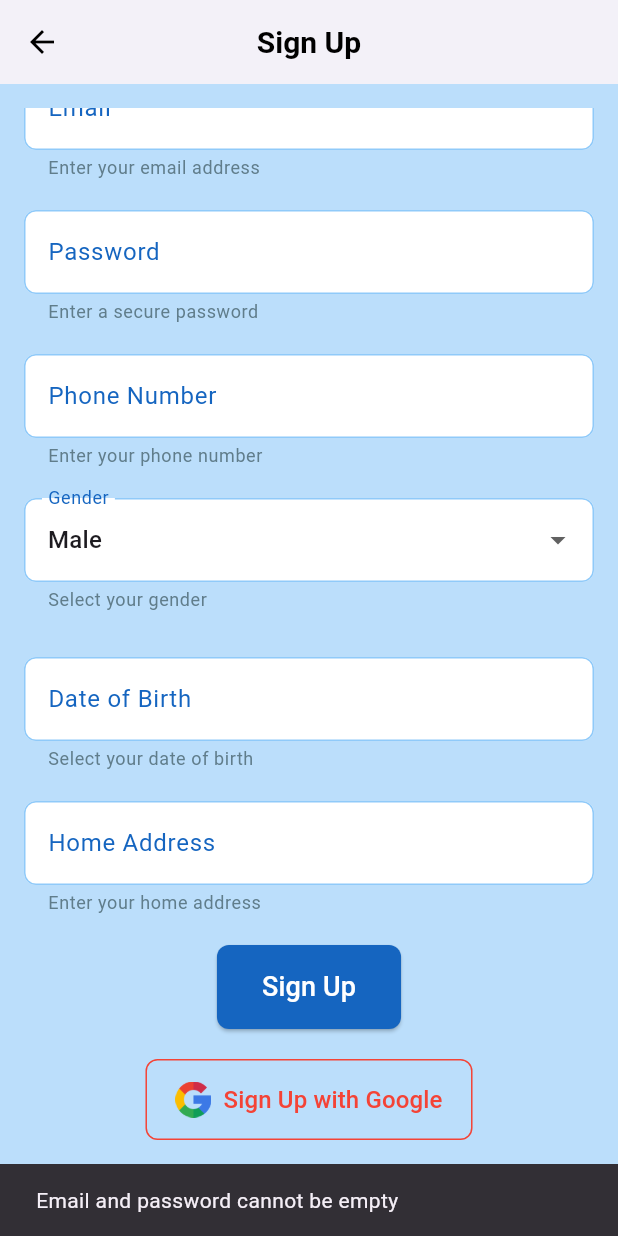
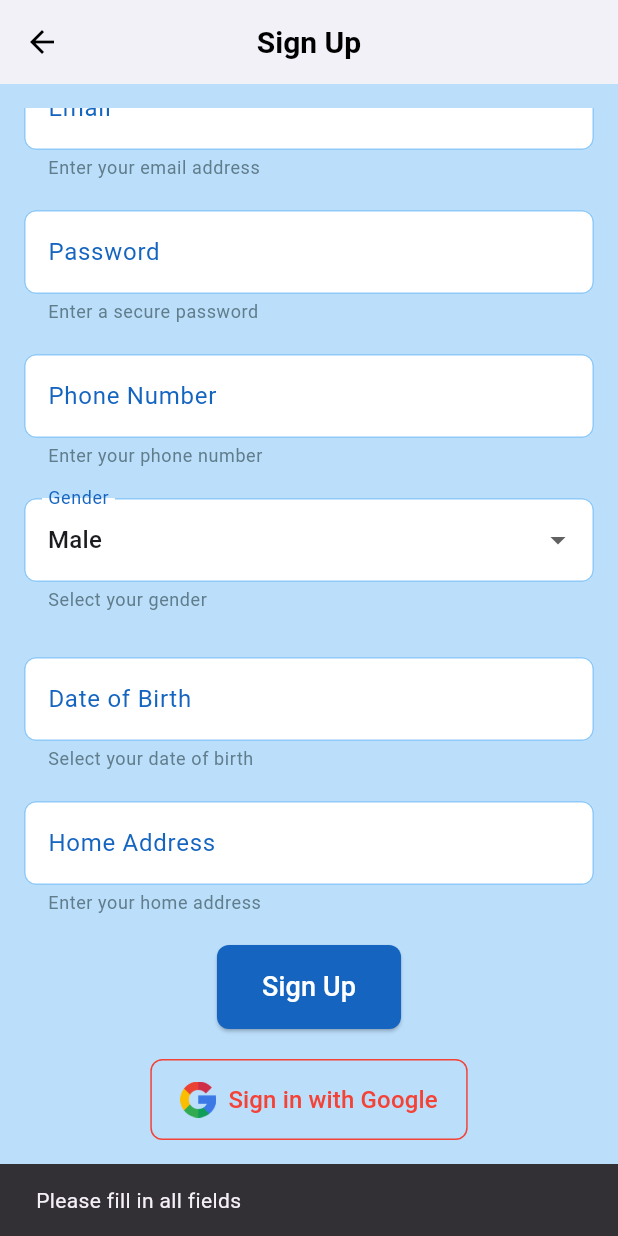
Before and after one commit to Inzamam20/mokabela, a Flutter app: the SignUpPage screen opened by its route, scrolled down 210 dp, after a tap on "Sign Up", on a phone screen of 412 x 824 dp. Run offline on Flutter 3.47's test engine with Material 3 defaults, Android fonts, the phone set to English and light mode, and no system bars; our stand-ins replace flutter_dotenv, google_sign_in, supabase_flutter; accounts and stored records are empty.

Commit message:
Basic Signup with Supabase

```diff
--- a/lib/pages/signup_page.dart
+++ b/lib/pages/signup_page.dart
@@ -1,4 +1,9 @@
+import 'dart:io';
+
+import 'package:disaster_hackathon_app/main.dart';
 import 'package:flutter/material.dart';
+import 'package:flutter_dotenv/flutter_dotenv.dart';
+import 'package:google_sign_in/google_sign_in.dart';
 import 'package:supabase_flutter/supabase_flutter.dart';
 
 class SignUpPage extends StatefulWidget {
@@ -17,6 +22,55 @@ class _SignUpPageState extends State<SignUpPage> {
   final TextEditingController _passwordController = TextEditingController();
   final TextEditingController _phoneController = TextEditingController();
   final TextEditingController _addressController = TextEditingController();
+
+  Future<AuthResponse> signInWithGoogle() async {
+    try {
+      // Load environment variables
+      await dotenv.load();
+
+      final String iosClientId = dotenv.env['GOOGLE_IOS_CLIENT_ID']!;
+      final String androidClientId = dotenv.env['GOOGLE_ANDROID_CLIENT_ID']!;
+      final String webClientId = dotenv.env['GOOGLE_WEB_CLIENT_ID']!;
+
+      // Use the correct client ID based on the platform
+      final String clientId =
+          Platform.isAndroid ? androidClientId : iosClientId;
+
+      final GoogleSignIn googleSignIn = GoogleSignIn(
+        clientId: clientId,
+        serverClientId: webClientId,
+        scopes: [
+          'email',
+          'profile',
+        ],
+      );
+
+      final googleUser = await googleSignIn.signIn();
+      if (googleUser == null) {
+        throw Exception('Google Sign-In aborted.');
+      }
+
+      final googleAuth = await googleUser.authentication;
+      final accessToken = googleAuth.accessToken;
+      final idToken = googleAuth.idToken;
+
+      if (accessToken == null) {
+        throw Exception('No Access Token found.');
+      }
+      if (idToken == null) {
+        throw Exception('No ID Token found.');
+      }
+
+      return await supabase.auth.signInWithIdToken(
+        provider: OAuthProvider.google,
+        idToken: idToken,
+        accessToken: accessToken,
+      );
+    } catch (e) {
+      // Improved error handling logic
+      throw Exception('Google Sign-In failed: ${e.toString()}');
+    }
+  }
 
   // Method to handle date selection
   Future<void> _selectDate(BuildContext context) async {
@@ -37,59 +91,65 @@ class _SignUpPageState extends State<SignUpPage> {
   Future<void> _signUp() async {
     final email = _emailController.text.trim();
     final password = _passwordController.text.trim();
+    final name = _nameController.text.trim();
+    final phoneNo = _phoneController.text.trim();
+    final address = _addressController.text.trim();
 
-    if (email.isEmpty || password.isEmpty) {
+    // Check if any field is empty
+    if (email.isEmpty ||
+        password.isEmpty ||
+        name.isEmpty ||
+        phoneNo.isEmpty ||
+        _selectedDate == null ||
+        address.isEmpty) {
       ScaffoldMessenger.of(context).showSnackBar(
-        const SnackBar(content: Text('Email and password cannot be empty')),
+        const SnackBar(content: Text('Please fill in all fields')),
       );
       return;
     }
 
-    // Prepare data to be inserted into the `user` table
-    final userData = {
-      'email_address': email,
-      'name': _nameController.text.trim(),
-      'password': password, // Store the password (consider hashing)
-      'phone_number': _phoneController.text.trim(),
-      'gender': _selectedGender, // Store gender as text
-      'dob': _selectedDate
-          ?.toIso8601String()
-          .substring(0, 10), // Date in 'YYYY-MM-DD' format
-      'address': _addressController.text.trim(),
-      'created_at':
-          DateTime.now().toIso8601String(), // Store the current timestamp
+    final userMetaData = {
+      'name': name,
+      'phone_no': phoneNo,
+      'gender': _selectedGender,
+      'dob': _selectedDate?.toIso8601String(),
+      'address': address,
     };
 
-    // Insert the data into the `user` table
     try {
-      final response =
-          await Supabase.instance.client.from('user').insert(userData);
+      final AuthResponse response = await supabase.auth.signUp(
+        email: email,
+        password: password,
+        data: userMetaData,
+      );
 
-      if (response == null) {
-        print('Supabase response is null');
+      if (response.user == null) {
+        // Handle the case where no user is returned
         ScaffoldMessenger.of(context).showSnackBar(
-          SnackBar(content: Text('No response from Supabase')),
+          SnackBar(
+              content:
+                  Text('Sign-up failed: ${response.user ?? 'Unknown error'}')),
         );
         return;
       }
 
-      if (response.error != null) {
-        // An error occurred
-        print('Supabase error: ${response.error!.message}');
-        ScaffoldMessenger.of(context).showSnackBar(
-          SnackBar(content: Text(response.error!.message)),
-        );
-      } else {
-        // No errors, proceed to the next step
-        print('User created successfully');
-        print(response.data);
-        Navigator.pushNamed(context, '/home');
+      print('User created successfully: ${response.user!.id}');
+      Navigator.pushNamed(context, '/home');
+    } catch (e) {
+      // Handle error based on the exception type
+      String errorMessage = 'An unknown error occurred';
+
+      if (e is AuthException) {
+        errorMessage =
+            'AuthException: ${e.message ?? 'No message provided'} $e';
+      } else if (e is Exception) {
+        errorMessage = 'Exception: ${e.toString()}';
       }
-    } catch (e) {
-      // Catch and print any other exceptions
-      print('Sign-up error: $e');
+
+      print('Sign-up error: $errorMessage \nData:${userMetaData.toString()}');
       ScaffoldMessenger.of(context).showSnackBar(
-        SnackBar(content: Text('An error occurred during sign-up')),
+        SnackBar(
+            content: Text('An error occurred during sign-up: $errorMessage')),
       );
     }
   }
@@ -246,8 +306,25 @@ class _SignUpPageState extends State<SignUpPage> {
 
                 // Sign Up with Google Button
                 OutlinedButton.icon(
-                  onPressed: () {
-                    // Handle Google sign up
+                  onPressed: () async {
+                    try {
+                      final AuthResponse response = await signInWithGoogle();
+                      if (response.user != null) {
+                        Navigator.pushNamed(context, '/home');
+                      } else {
+                        ScaffoldMessenger.of(context).showSnackBar(
+                          SnackBar(
+                              content:
+                                  Text('Sign-in failed. Please try again.')),
+                        );
+                      }
+                    } catch (e) {
+                      ScaffoldMessenger.of(context).showSnackBar(
+                        SnackBar(
+                            content:
+                                Text('An error occurred: ${e.toString()}')),
+                      );
+                    }
                   },
                   icon: Image.asset(
                     'assets/icons/google_icon.png',
@@ -255,7 +332,7 @@ class _SignUpPageState extends State<SignUpPage> {
                     width: 24.0,
                   ),
                   label: const Text(
-                    'Sign Up with Google',
+                    'Sign in with Google',
                     style: TextStyle(fontSize: 16.0, color: Colors.red),
                   ),
                   style: OutlinedButton.styleFrom(
--- a/pubspec.yaml
+++ b/pubspec.yaml
@@ -41,6 +41,7 @@ dependencies:
   cupertino_icons: ^1.0.6
   flutter_splash_screen: ^3.0.0
   flutter_native_splash: ^2.4.0
+  google_sign_in: ^6.2.1
 
 dev_dependencies:
   flutter_test:
```
Also changed, not shown: lib/main.dart (+4 -4 lines), pubspec.lock, 3 other files.
